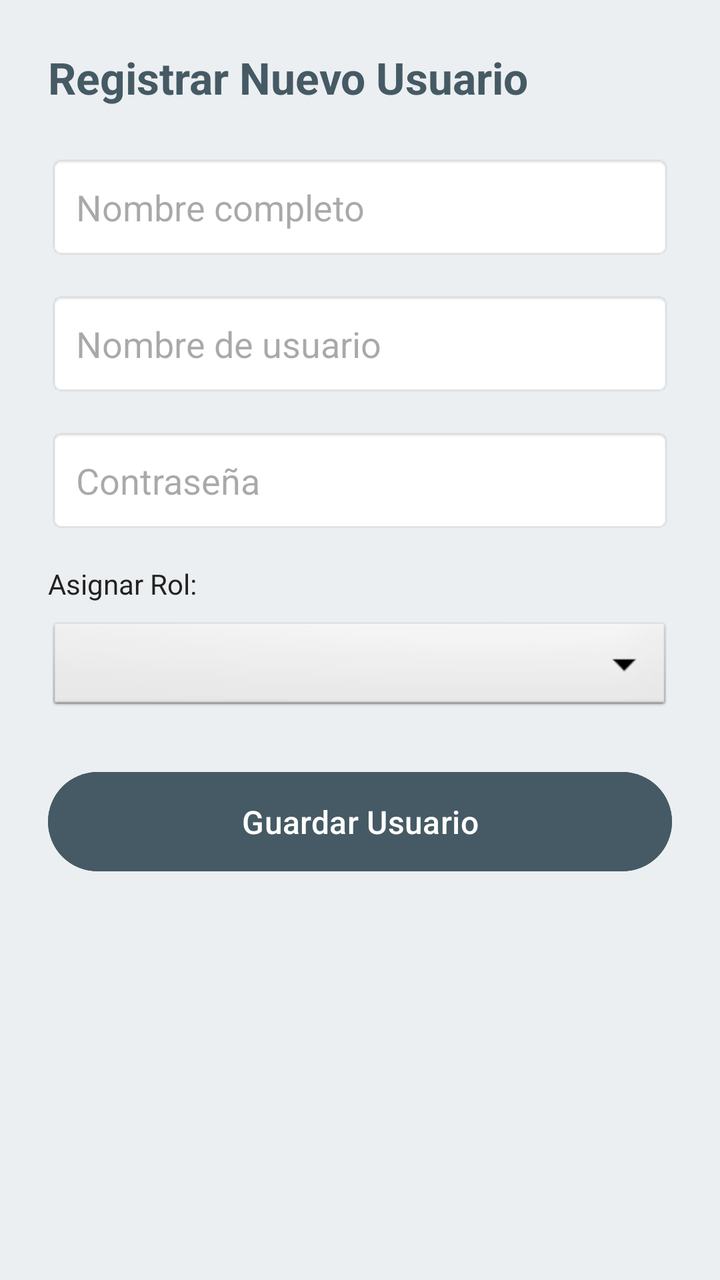
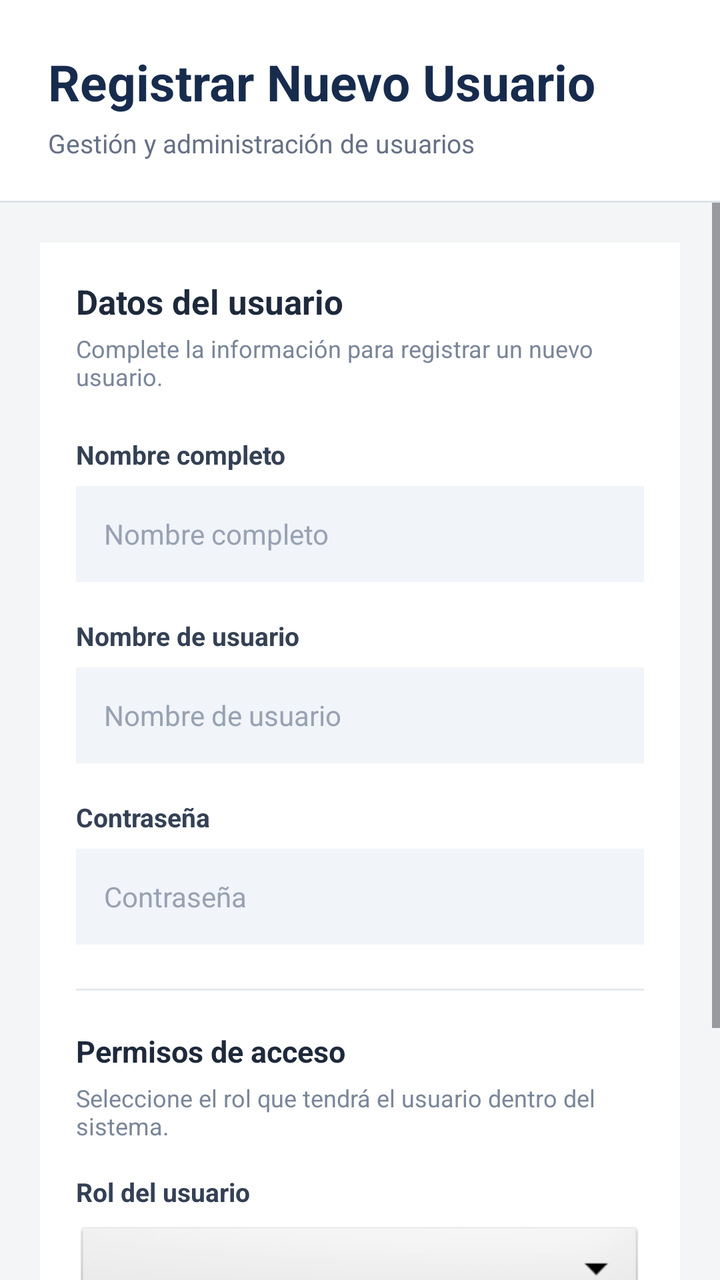

Screens rendered from an Android XML layout before and after an edit, with the pre-edit source and the edit as a unified diff.
<!-- AndroidManifest.xml: application theme Theme.SistemaDeBodega -->
<!-- res/layout/activity_registrar_usuario.xml -->
<?xml version="1.0" encoding="utf-8"?>
<LinearLayout xmlns:android="http://schemas.android.com/apk/res/android"
    android:layout_width="match_parent"
    android:layout_height="match_parent"
    android:background="@color/background"
    android:orientation="vertical"
    android:padding="24dp">

    <TextView
        android:layout_width="match_parent"
        android:layout_height="wrap_content"
        android:layout_marginBottom="24dp"
        android:text="Registrar Nuevo Usuario"
        android:textColor="@color/primary"
        android:textSize="22sp"
        android:textStyle="bold" />

    <EditText
        android:id="@+id/etNombreCompletoReg"
        android:layout_width="match_parent"
        android:layout_height="wrap_content"
        android:layout_marginBottom="16dp"
        android:background="@android:drawable/editbox_background_normal"
        android:hint="@string/hint_nombre_completo"
        android:inputType="textPersonName"
        android:padding="14dp" />

    <EditText
        android:id="@+id/etUsernameReg"
        android:layout_width="match_parent"
        android:layout_height="wrap_content"
        android:layout_marginBottom="16dp"
        android:background="@android:drawable/editbox_background_normal"
        android:hint="@string/hint_username"
        android:inputType="text"
        android:padding="14dp" />

    <EditText
        android:id="@+id/etPasswordReg"
        android:layout_width="match_parent"
        android:layout_height="wrap_content"
        android:layout_marginBottom="16dp"
        android:background="@android:drawable/editbox_background_normal"
        android:hint="@string/hint_password"
        android:inputType="textPassword"
        android:padding="14dp" />

    <TextView
        android:layout_width="match_parent"
        android:layout_height="wrap_content"
        android:layout_marginBottom="8dp"
        android:text="Asignar Rol:"
        android:textColor="@color/black"
        android:textSize="14sp" />

    <Spinner
        android:id="@+id/spinnerRoles"
        android:layout_width="match_parent"
        android:layout_height="wrap_content"
        android:layout_marginBottom="24dp"
        android:padding="8dp"
        android:background="@android:drawable/btn_dropdown" />

    <Button
        android:id="@+id/btnGuardarUsuario"
        android:layout_width="match_parent"
        android:layout_height="wrap_content"
        android:backgroundTint="@color/primary"
        android:padding="14dp"
        android:text="Guardar Usuario"
        android:textColor="@color/white"
        android:textSize="16sp" />

</LinearLayout>
<!-- resources referenced by this layout -->
<resources>
  <color name="background">#ECEFF1</color>
  <color name="black">#FF222222</color>
  <color name="primary">#455A64</color>
  <color name="white">#FFFFFFFF</color>
  <string name="hint_nombre_completo">Nombre completo</string>
  <string name="hint_password">Contraseña</string>
  <string name="hint_username">Nombre de usuario</string>
  <style name="Theme.SistemaDeBodega" parent="Base.Theme.SistemaDeBodega" />
  <style name="Base.Theme.SistemaDeBodega" parent="Theme.Material3.DayNight.NoActionBar">
          
          
      </style>
</resources>

<!-- the commit's change to res/layout/activity_registrar_usuario.xml (unified diff, before → after) -->
@@ -1,74 +1,232 @@
 <?xml version="1.0" encoding="utf-8"?>
-<LinearLayout xmlns:android="http://schemas.android.com/apk/res/android"
+<LinearLayout
+    xmlns:android="http://schemas.android.com/apk/res/android"
     android:layout_width="match_parent"
     android:layout_height="match_parent"
-    android:background="@color/background"
     android:orientation="vertical"
-    android:padding="24dp">
-
-    <TextView
+    android:background="#F3F5F7">
+
+    
+    <LinearLayout
         android:layout_width="match_parent"
         android:layout_height="wrap_content"
-        android:layout_marginBottom="24dp"
-        android:text="Registrar Nuevo Usuario"
-        android:textColor="@color/primary"
-        android:textSize="22sp"
-        android:textStyle="bold" />
-
-    <EditText
-        android:id="@+id/etNombreCompletoReg"
+        android:orientation="vertical"
+        android:background="#FFFFFF"
+        android:paddingStart="24dp"
+        android:paddingEnd="24dp"
+        android:paddingTop="24dp"
+        android:paddingBottom="20dp">
+
+        <TextView
+            android:layout_width="match_parent"
+            android:layout_height="wrap_content"
+            android:text="Registrar Nuevo Usuario"
+            android:textColor="#172B4D"
+            android:textSize="25sp"
+            android:textStyle="bold" />
+
+        <TextView
+            android:layout_width="match_parent"
+            android:layout_height="wrap_content"
+            android:layout_marginTop="5dp"
+            android:text="Gestión y administración de usuarios"
+            android:textColor="#667085"
+            android:textSize="13sp" />
+
+    </LinearLayout>
+
+    
+    <View
         android:layout_width="match_parent"
-        android:layout_height="wrap_content"
-        android:layout_marginBottom="16dp"
-        android:background="@android:drawable/editbox_background_normal"
-        android:hint="@string/hint_nombre_completo"
-        android:inputType="textPersonName"
-        android:padding="14dp" />
-
-    <EditText
-        android:id="@+id/etUsernameReg"
+        android:layout_height="1dp"
+        android:background="#DDE3EA" />
+
+    
+    <ScrollView
         android:layout_width="match_parent"
-        android:layout_height="wrap_content"
-        android:layout_marginBottom="16dp"
-        android:background="@android:drawable/editbox_background_normal"
-        android:hint="@string/hint_username"
-        android:inputType="text"
-        android:padding="14dp" />
-
-    <EditText
-        android:id="@+id/etPasswordReg"
-        android:layout_width="match_parent"
-        android:layout_height="wrap_content"
-        android:layout_marginBottom="16dp"
-        android:background="@android:drawable/editbox_background_normal"
-        android:hint="@string/hint_password"
-        android:inputType="textPassword"
-        android:padding="14dp" />
-
-    <TextView
-        android:layout_width="match_parent"
-        android:layout_height="wrap_content"
-        android:layout_marginBottom="8dp"
-        android:text="Asignar Rol:"
-        android:textColor="@color/black"
-        android:textSize="14sp" />
-
-    <Spinner
-        android:id="@+id/spinnerRoles"
-        android:layout_width="match_parent"
-        android:layout_height="wrap_content"
-        android:layout_marginBottom="24dp"
-        android:padding="8dp"
-        android:background="@android:drawable/btn_dropdown" />
-
-    <Button
-        android:id="@+id/btnGuardarUsuario"
-        android:layout_width="match_parent"
-        android:layout_height="wrap_content"
-        android:backgroundTint="@color/primary"
-        android:padding="14dp"
-        android:text="Guardar Usuario"
-        android:textColor="@color/white"
-        android:textSize="16sp" />
+        android:layout_height="0dp"
+        android:layout_weight="1"
+        android:fillViewport="true"
+        android:clipToPadding="false">
+
+        <LinearLayout
+            android:layout_width="match_parent"
+            android:layout_height="wrap_content"
+            android:orientation="vertical"
+            android:padding="20dp">
+
+            
+            <LinearLayout
+                android:layout_width="match_parent"
+                android:layout_height="wrap_content"
+                android:orientation="vertical"
+                android:background="#FFFFFF"
+                android:padding="18dp"
+                android:elevation="2dp">
+
+                
+                <TextView
+                    android:layout_width="match_parent"
+                    android:layout_height="wrap_content"
+                    android:text="Datos del usuario"
+                    android:textColor="#1E293B"
+                    android:textSize="17sp"
+                    android:textStyle="bold" />
+
+                <TextView
+                    android:layout_width="match_parent"
+                    android:layout_height="wrap_content"
+                    android:layout_marginTop="4dp"
+                    android:layout_marginBottom="22dp"
+                    android:text="Complete la información para registrar un nuevo usuario."
+                    android:textColor="#7A8699"
+                    android:textSize="12sp" />
+
+                
+                <TextView
+                    android:layout_width="match_parent"
+                    android:layout_height="wrap_content"
+                    android:text="Nombre completo"
+                    android:textColor="#344054"
+                    android:textSize="13sp"
+                    android:textStyle="bold"
+                    android:layout_marginBottom="7dp" />
+
+                <EditText
+                    android:id="@+id/etNombreCompletoReg"
+                    android:layout_width="match_parent"
+                    android:layout_height="48dp"
+                    android:background="#F1F4F8"
+                    android:hint="@string/hint_nombre_completo"
+                    android:inputType="textPersonName"
+                    android:singleLine="true"
+                    android:paddingStart="14dp"
+                    android:paddingEnd="14dp"
+                    android:textColor="#1E293B"
+                    android:textColorHint="#98A2B3"
+                    android:textSize="14sp"
+                    android:layout_marginBottom="18dp" />
+
+                
+                <TextView
+                    android:layout_width="match_parent"
+                    android:layout_height="wrap_content"
+                    android:text="Nombre de usuario"
+                    android:textColor="#344054"
+                    android:textSize="13sp"
+                    android:textStyle="bold"
+                    android:layout_marginBottom="7dp" />
+
+                <EditText
+                    android:id="@+id/etUsernameReg"
+                    android:layout_width="match_parent"
+                    android:layout_height="48dp"
+                    android:background="#F1F4F8"
+                    android:hint="@string/hint_username"
+                    android:inputType="text"
+                    android:singleLine="true"
+                    android:paddingStart="14dp"
+                    android:paddingEnd="14dp"
+                    android:textColor="#1E293B"
+                    android:textColorHint="#98A2B3"
+                    android:textSize="14sp"
+                    android:layout_marginBottom="18dp" />
+
+                
+                <TextView
+                    android:layout_width="match_parent"
+                    android:layout_height="wrap_content"
+                    android:text="Contraseña"
+                    android:textColor="#344054"
+                    android:textSize="13sp"
+                    android:textStyle="bold"
+                    android:layout_marginBottom="7dp" />
+
+                <EditText
+                    android:id="@+id/etPasswordReg"
+                    android:layout_width="match_parent"
+                    android:layout_height="48dp"
+                    android:background="#F1F4F8"
+                    android:hint="@string/hint_password"
+                    android:inputType="textPassword"
+                    android:singleLine="true"
+                    android:paddingStart="14dp"
+                    android:paddingEnd="14dp"
+                    android:textColor="#1E293B"
+                    android:textColorHint="#98A2B3"
+                    android:textSize="14sp"
+                    android:layout_marginBottom="22dp" />
+
+                
+                <View
+                    android:layout_width="match_parent"
+                    android:layout_height="1dp"
+                    android:background="#E5E9EF"
+                    android:layout_marginBottom="20dp" />
+
+                
+                <TextView
+                    android:layout_width="match_parent"
+                    android:layout_height="wrap_content"
+                    android:text="Permisos de acceso"
+                    android:textColor="#1E293B"
+                    android:textSize="15sp"
+                    android:textStyle="bold"
+                    android:layout_marginBottom="5dp" />
+
+                <TextView
+                    android:layout_width="match_parent"
+                    android:layout_height="wrap_content"
+                    android:text="Seleccione el rol que tendrá el usuario dentro del sistema."
+                    android:textColor="#7A8699"
+                    android:textSize="12sp"
+                    android:layout_marginBottom="16dp" />
+
+                <TextView
+                    android:layout_width="match_parent"
+                    android:layout_height="wrap_content"
+                    android:text="Rol del usuario"
+                    android:textColor="#344054"
+                    android:textSize="13sp"
+                    android:textStyle="bold"
+                    android:layout_marginBottom="7dp" />
+
+                <Spinner
+                    android:id="@+id/spinnerRoles"
+                    android:layout_width="match_parent"
+                    android:layout_height="48dp"
+                    android:background="@android:drawable/btn_dropdown"
+                    android:paddingStart="12dp"
+                    android:paddingEnd="12dp"
+                    android:layout_marginBottom="24dp" />
+
+                
+                <Button
+                    android:id="@+id/btnGuardarUsuario"
+                    android:layout_width="match_parent"
+                    android:layout_height="50dp"
+                    android:backgroundTint="#243B53"
+                    android:text="Guardar Usuario"
+                    android:textAllCaps="false"
+                    android:textColor="#FFFFFF"
+                    android:textSize="14sp"
+                    android:textStyle="bold"
+                    android:elevation="0dp" />
+
+            </LinearLayout>
+
+            
+            <TextView
+                android:layout_width="match_parent"
+                android:layout_height="wrap_content"
+                android:layout_marginTop="18dp"
+                android:gravity="center"
+                android:text="Administración de usuarios · Sistema de Bodega"
+                android:textColor="#98A2B3"
+                android:textSize="11sp" />
+
+        </LinearLayout>
+
+    </ScrollView>
 
 </LinearLayout>
<!-- resource entries referenced after the edit -->
@@ -1,16 +1,19 @@
 <!-- resources referenced by this layout -->
 <resources>
-  <color name="background">#ECEFF1</color>
-  <color name="black">#FF222222</color>
-  <color name="primary">#455A64</color>
-  <color name="white">#FFFFFFFF</color>
   <string name="hint_nombre_completo">Nombre completo</string>
   <string name="hint_password">Contraseña</string>
   <string name="hint_username">Nombre de usuario</string>
   <style name="Theme.SistemaDeBodega" parent="Base.Theme.SistemaDeBodega" />
   <style name="Base.Theme.SistemaDeBodega" parent="Theme.Material3.DayNight.NoActionBar">
+  
           
-          
+          <item name="materialButtonStyle">@style/BotonCuadrado</item>
+  
+      </style>
+  <style name="BotonCuadrado" parent="Widget.Material3.Button">
+  
+          <item name="cornerRadius">0dp</item>
+  
       </style>
 </resources>
 
